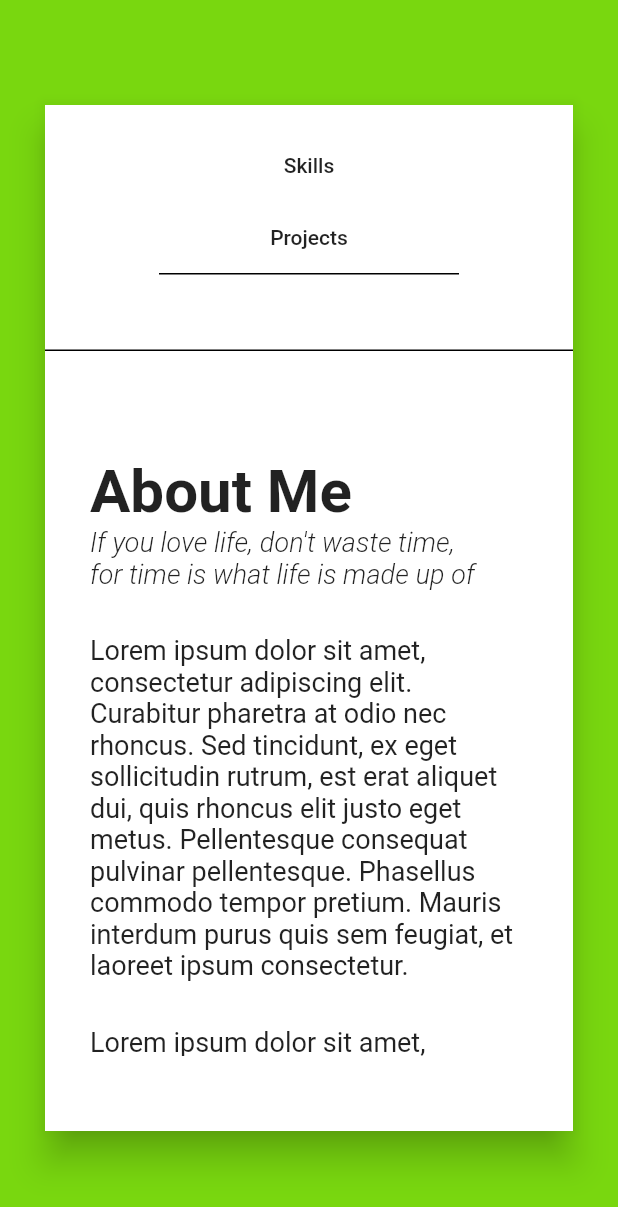
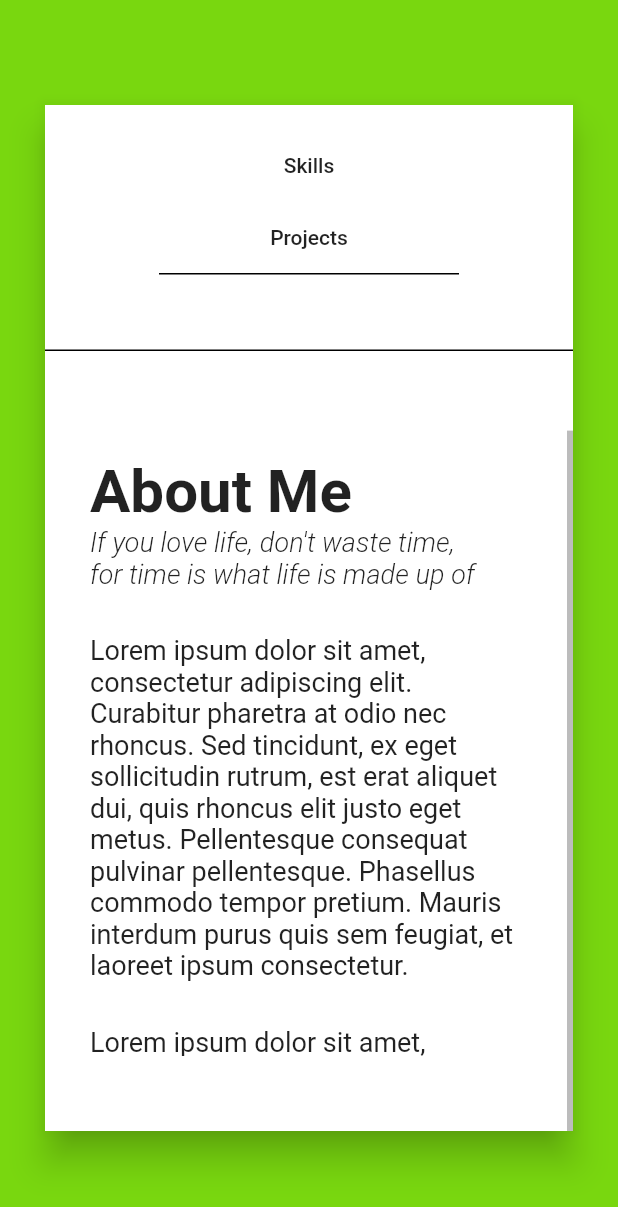
Before and after one commit to vanshg395/portfolio-temp, a Flutter app: the screen it shows after launch, scrolled down 318 dp, on a phone screen of 412 x 824 dp. Shown: the top 1207 px of the screen. Run offline on Flutter 3.47's test engine with Material 2 defaults, Android fonts, the phone set to English and light mode, and no system bars; our stand-ins replace responsive_builder.

Commit message:
unnecessary code removed

```diff
--- a/lib/views/home_view.dart
+++ b/lib/views/home_view.dart
@@ -119,7 +119,8 @@ class _HomeViewState extends State<HomeView> {
                   ),
                 ],
               ),
-              mobile: SingleChildScrollView(
+              mobile: Scrollbar(
+                child: SingleChildScrollView(
                   child: Column(
                     children: [
                       Container(
@@ -135,7 +136,8 @@ class _HomeViewState extends State<HomeView> {
                               padding: EdgeInsets.all(5),
                               decoration: BoxDecoration(
                                 shape: BoxShape.circle,
-                              border: Border.all(color: Colors.grey, width: 2),
+                                border:
+                                    Border.all(color: Colors.grey, width: 2),
                               ),
                               child: ClipOval(
                                 child: Image.asset(
@@ -221,6 +223,7 @@ class _HomeViewState extends State<HomeView> {
             ),
           ),
         ),
+      ),
     );
   }
 }
--- a/pubspec.yaml
+++ b/pubspec.yaml
@@ -29,8 +29,6 @@ dependencies:
   # Use with the CupertinoIcons class for iOS style icons.
   cupertino_icons: ^0.1.3
   responsive_builder: ^0.2.0+2
-  flutter_widget_from_html_core: ^0.4.1
-  scroll_to_index: ^1.0.6
 
 dev_dependencies:
   flutter_test:
```
Also changed, not shown: pubspec.lock. Lines whose indentation alone changed are shown as unchanged.
